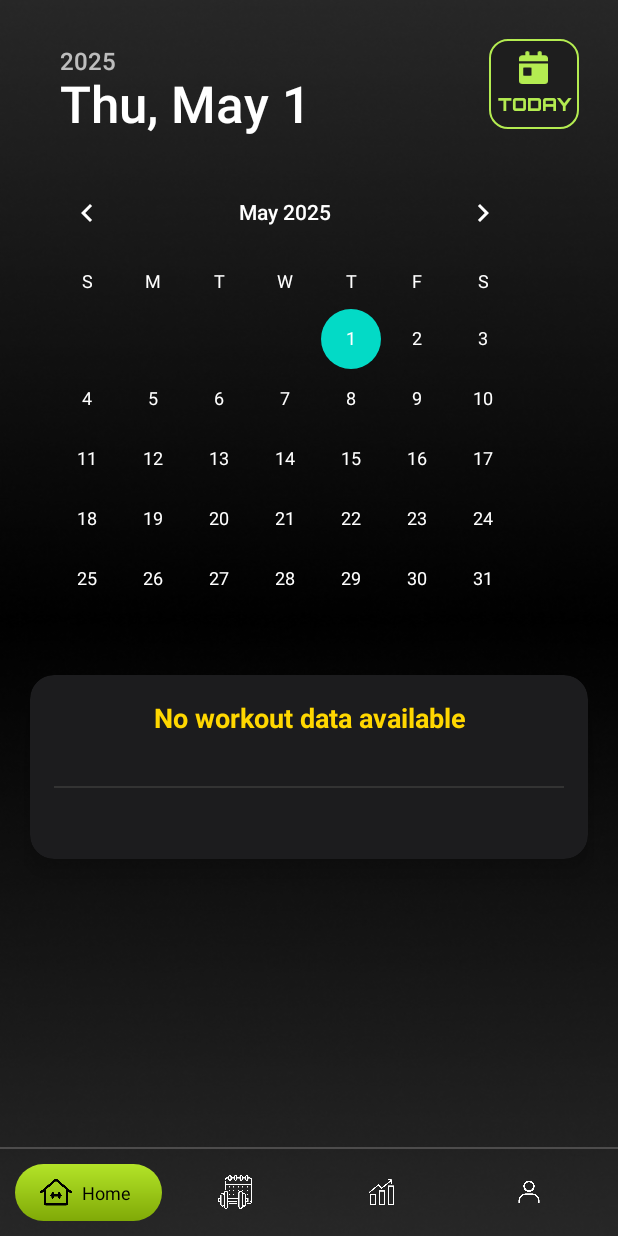
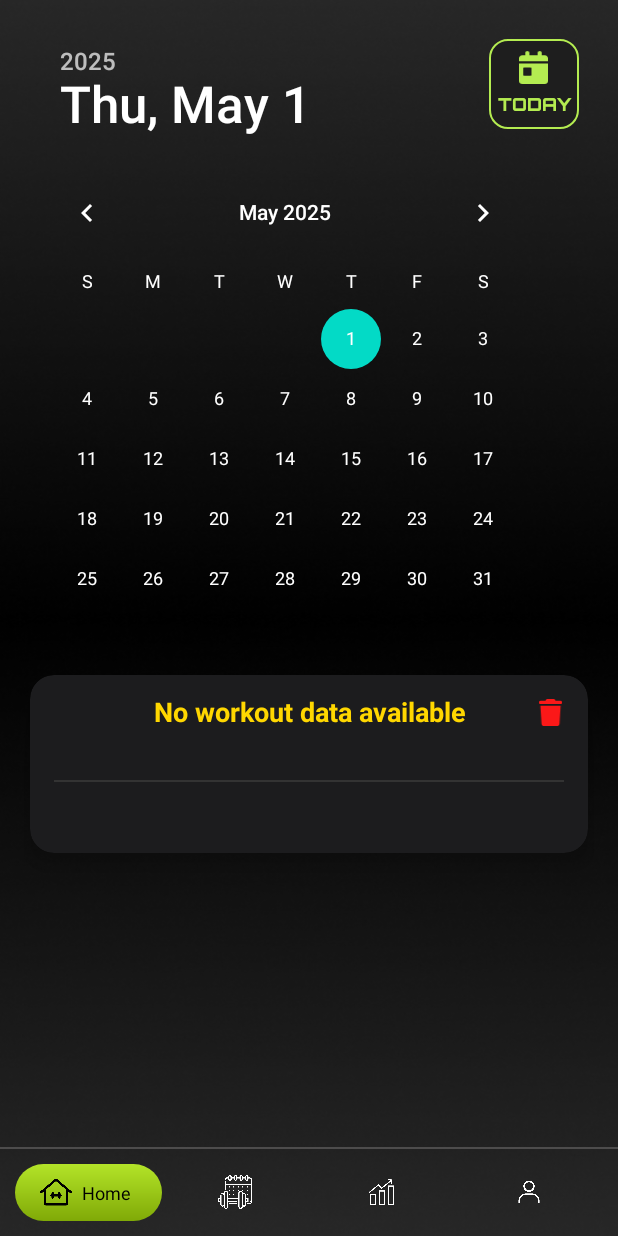
Before and after one commit to AyushUpase369/XTrack, an Android app: the fragment WorkoutFragment placed in its activity, on a phone screen of 412 x 824 dp. Run offline under Robolectric (Android 15) with nearby library versions, the phone set to English and light mode, and no system bars.

Commit message:
add delete btn in workout data for deletion the data, not working yet

```diff
--- a/app/src/main/java/com/example/xtrack/WorkoutAdapter.kt
+++ b/app/src/main/java/com/example/xtrack/WorkoutAdapter.kt
@@ -1,8 +1,10 @@
 package com.example.xtrack
 
+import android.util.Log
 import android.view.LayoutInflater
 import android.view.View
 import android.view.ViewGroup
+import android.widget.ImageView
 import android.widget.TextView
 import androidx.recyclerview.widget.RecyclerView
 
@@ -20,6 +22,10 @@ class WorkoutAdapter(private val workoutList: List<Workout>) :
             holder.bindNoData()
         } else {
             holder.bind(workoutList[position])
+        }
+
+        holder.itemView.findViewById<ImageView>(R.id.DeleteWorkout).setOnClickListener {
+            Log.d("hii", "Run......")
         }
     }
 
--- /dev/null
+++ b/app/src/main/res/drawable/trash_solid.xml
@@ -0,0 +1,9 @@
+<vector xmlns:android="http://schemas.android.com/apk/res/android"
+    android:width="448dp"
+    android:height="512dp"
+    android:viewportWidth="448"
+    android:viewportHeight="512">
+  <path
+      android:pathData="M135.2,17.7L128,32 32,32C14.3,32 0,46.3 0,64S14.3,96 32,96l384,0c17.7,0 32,-14.3 32,-32s-14.3,-32 -32,-32l-96,0 -7.2,-14.3C307.4,6.8 296.3,0 284.2,0L163.8,0c-12.1,0 -23.2,6.8 -28.6,17.7zM416,128L32,128 53.2,467c1.6,25.3 22.6,45 47.9,45l245.8,0c25.3,0 46.3,-19.7 47.9,-45L416,128z"
+      android:fillColor="#fb1818"/>
+</vector>
--- a/app/src/main/res/layout/item_workout_card.xml
+++ b/app/src/main/res/layout/item_workout_card.xml
@@ -18,6 +18,16 @@
         android:layout_height="wrap_content"
         android:padding="16dp">
 
+        <ImageView
+            android:id="@+id/DeleteWorkout"
+            android:layout_width="18dp"
+            android:layout_height="18dp"
+            android:layout_gravity="end"
+            android:src="@drawable/trash_solid"
+            android:clickable="true"
+            android:focusable="true"
+            />
+
         <TextView
             android:id="@+id/tvExercise"
             android:layout_width="match_parent"
@@ -25,6 +35,7 @@
             android:text="Exercise"
             android:textSize="18sp"
             android:textColor="#FFD700"
+            android:layout_marginTop="-22dp"
             android:gravity="center"
             android:textStyle="bold" />
 
```
